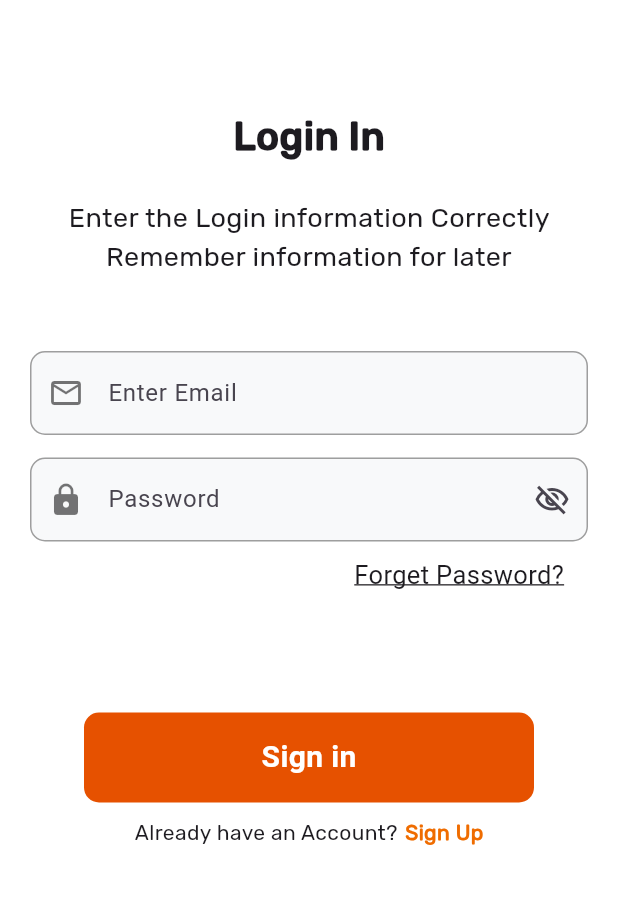
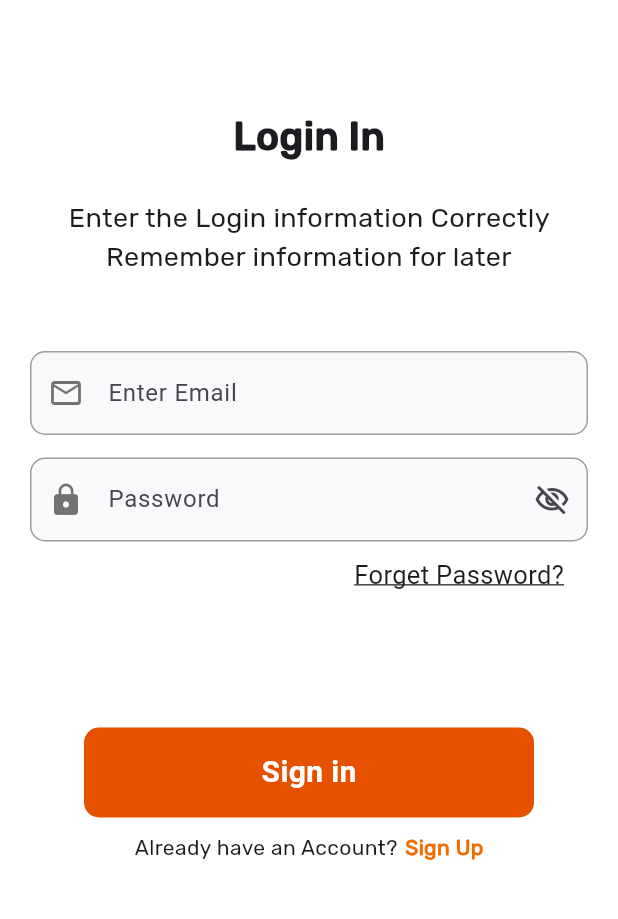
Before and after one commit to itsmehardawood/flutter_ui_project, a Flutter app: the screen it shows after launch, on a phone screen of 412 x 824 dp, the part 177-1096 px from its top. Run offline on Flutter 3.47's test engine with Material 3 defaults, Android fonts, the phone set to English and light mode, and no system bars.

Commit message:
commit -m "UI updated"

```diff
--- a/lib/main.dart
+++ b/lib/main.dart
@@ -140,7 +140,7 @@ class MyApp extends StatelessWidget {
                   ),
                 ),
                 SizedBox(
-                  height: 80,
+                  height: 90,
                 ),
                 Container(
                   decoration: BoxDecoration(
```
